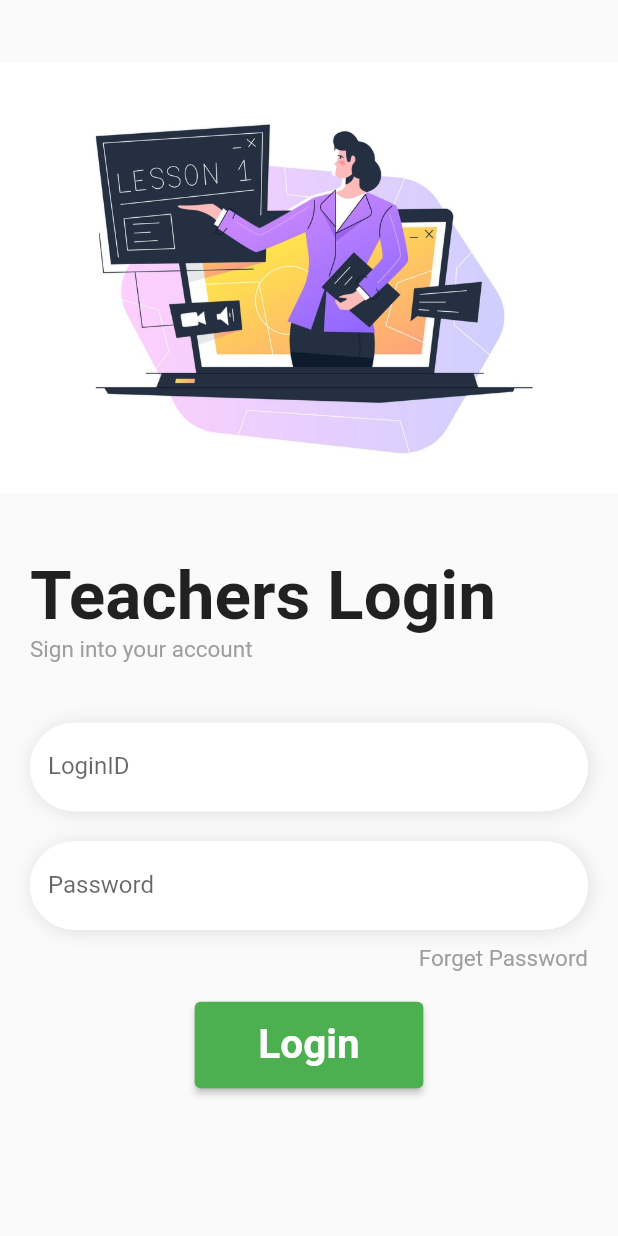
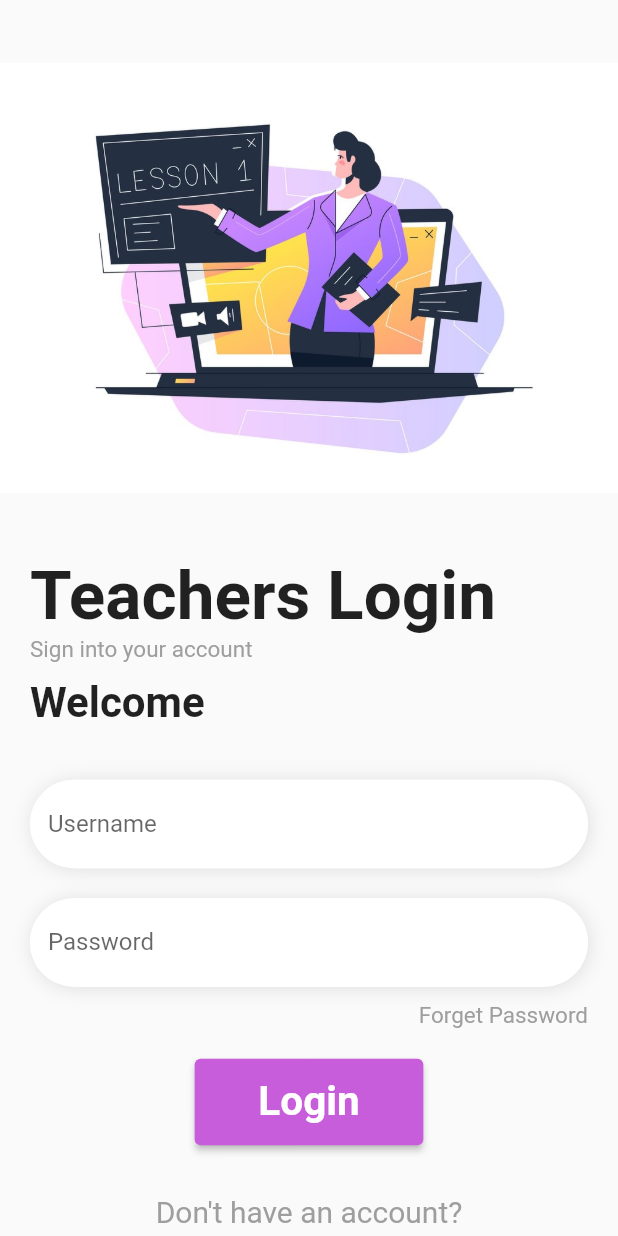
Before and after one commit to KushagraGoel-arad/HIM, a Flutter app: the screen it shows after launch, after a tap on "Login", on a phone screen of 412 x 824 dp. Run offline on Flutter 3.47's test engine with Material 2 defaults, Android fonts, the phone set to English and light mode, and no system bars.

Commit message:
Login pages complete___left for review

```diff
--- a/him/lib/main.dart
+++ b/him/lib/main.dart
@@ -1,6 +1,7 @@
 import 'package:flutter/material.dart';
-import 'package:him/login.dart';
-import 'package:him/teacher_login.dart';
+import 'package:him/pages/student_login.dart';
+import 'package:him/pages/teacher_login.dart';
+import 'package:him/utilities/routes.dart';
 
 void main() {
   runApp(const MyApp());
@@ -18,10 +19,11 @@ class MyApp extends StatelessWidget {
       theme: ThemeData(primarySwatch: Colors.blue),
       // home: LoginPage(),
       // Teacher_LoginPage(),
-      initialRoute: '/',
+      initialRoute: '/student_login',
       routes: {
         '/': (context) => LoginPage(),
-        '/second': (context) => Teacher_LoginPage(),
+        MyRoutes.student_loginRoute: (context) => LoginPage(),
+        MyRoutes.Teacher_loginRoute: (context) => Teacher_LoginPage(),
       },
     );
   }
--- a/him/lib/teacher_login.dart
+++ b/him/lib/pages/student_login.dart
@@ -1,13 +1,32 @@
 import 'package:flutter/material.dart';
+import 'package:him/utilities/routes.dart';
 
-class Teacher_LoginPage extends StatefulWidget {
-  Teacher_LoginPage({Key? key}) : super(key: key);
+class LoginPage extends StatefulWidget {
+  LoginPage({Key? key}) : super(key: key);
 
   @override
-  State<Teacher_LoginPage> createState() => _Teacher_LoginPageState();
+  State<LoginPage> createState() => _LoginPageState();
 }
 
-class _Teacher_LoginPageState extends State<Teacher_LoginPage> {
+class _LoginPageState extends State<LoginPage> {
+  String name = "";
+  bool changeButton = false;
+  final _formKey = GlobalKey<FormState>();
+
+  moveToHome(BuildContext context) async {
+    if (_formKey.currentState!.validate()) {
+      setState(() {
+        changeButton = true;
+      });
+
+      await Future.delayed(Duration(seconds: 1));
+      await Navigator.pushNamed(context, MyRoutes.Teacher_loginRoute);
+      setState(() {
+        changeButton = false;
+      });
+    }
+  }
+
   @override
   Widget build(BuildContext context) {
     double w = MediaQuery.of(context).size.width;
@@ -21,7 +40,7 @@ class _Teacher_LoginPageState extends State<Teacher_LoginPage> {
             height: h * 0.45,
             decoration: BoxDecoration(
                 image: DecorationImage(
-              image: AssetImage('images/teacher_loginImage1.jpg'),
+              image: AssetImage('images/loginImage1.jpeg'),
               //fit: BoxFit.cover
             )),
           ),
@@ -32,7 +51,7 @@ class _Teacher_LoginPageState extends State<Teacher_LoginPage> {
               crossAxisAlignment: CrossAxisAlignment.start,
               children: [
                 Text(
-                  "Teachers Login",
+                  "Student Login",
                   style: TextStyle(fontSize: 45, fontWeight: FontWeight.bold),
                 ),
                 Text(
@@ -43,7 +62,17 @@ class _Teacher_LoginPageState extends State<Teacher_LoginPage> {
                   ),
                 ),
                 SizedBox(
-                  height: 40,
+                  height: 10,
+                ),
+                Text(
+                  "Welcome $name",
+                  style: TextStyle(
+                    fontSize: 28,
+                    fontWeight: FontWeight.bold,
+                  ),
+                ),
+                SizedBox(
+                  height: 35,
                 ),
                 Container(
                   decoration: BoxDecoration(
@@ -56,10 +85,9 @@ class _Teacher_LoginPageState extends State<Teacher_LoginPage> {
                           color: Colors.grey.withOpacity(0.3),
                         )
                       ]),
-                  child: TextField(
-                    obscureText: true,
+                  child: TextFormField(
                     decoration: InputDecoration(
-                      labelText: 'LoginID',
+                      hintText: 'Username',
                       focusedBorder: OutlineInputBorder(
                         borderSide: BorderSide(color: Colors.white, width: 1.0),
                         borderRadius: BorderRadius.circular(30),
@@ -71,6 +99,19 @@ class _Teacher_LoginPageState extends State<Teacher_LoginPage> {
                       border: OutlineInputBorder(
                           borderRadius: BorderRadius.circular(30)),
                     ),
+                    validator: (value) {
+                      if (value!.isEmpty) {
+                        return "Username cannot be empty";
+                      }
+                      return null;
+                    },
+                    onChanged: (value) {
+                      name = value;
+                      setState(() {
+                        //it will change UI
+                        //it will call build method again only in case of stateful widget.
+                      });
+                    },
                   ),
                 ),
                 SizedBox(
@@ -90,7 +131,7 @@ class _Teacher_LoginPageState extends State<Teacher_LoginPage> {
                   child: TextFormField(
                     obscureText: true,
                     decoration: InputDecoration(
-                      labelText: 'Password',
+                      hintText: 'Password',
                       focusedBorder: OutlineInputBorder(
                         borderSide: BorderSide(color: Colors.white, width: 1.0),
                         borderRadius: BorderRadius.circular(30),
@@ -102,6 +143,15 @@ class _Teacher_LoginPageState extends State<Teacher_LoginPage> {
                       border: OutlineInputBorder(
                           borderRadius: BorderRadius.circular(30)),
                     ),
+                    validator: (value) {
+                      if (value!.isEmpty) {
+                        return "Password cannot be empty";
+                      }
+                      if (value.length < 6) {
+                        return "Password length should be atleast 6";
+                      }
+                      return null;
+                    },
                   ),
                 ),
                 SizedBox(
@@ -135,24 +185,27 @@ class _Teacher_LoginPageState extends State<Teacher_LoginPage> {
                 'Login',
               ),
               onPressed: () {
+                Navigator.pushNamed(context, MyRoutes.Teacher_loginRoute);
                 print("Hi User");
               },
               style: ElevatedButton.styleFrom(
-                  primary: Colors.green,
-                  padding: EdgeInsets.only(),
+                  primary: Color.fromARGB(255, 123, 201, 125),
+                  padding:
+                      EdgeInsets.symmetric(vertical: 0.0, horizontal: 32.0),
                   textStyle:
                       TextStyle(fontSize: 27, fontWeight: FontWeight.bold)),
             ),
-            // child: Center(
-            //   child: Text(
-            //         "Sign into your account",
-            //         style: TextStyle(
-            //           fontSize: 15,
-            //           color: Colors.grey[500],
-            //         ),
-            //       ),
-            // ),
           ),
+          SizedBox(
+            height: w * 0.08,
+          ),
+          RichText(
+              text: TextSpan(
+                  text: "Don\'t have an account?",
+                  style: TextStyle(
+                    color: Colors.grey[500],
+                    fontSize: 20,
+                  ))),
         ],
       ),
     ));
--- a/him/lib/login.dart
+++ b/him/lib/pages/teacher_login.dart
@@ -1,13 +1,32 @@
 import 'package:flutter/material.dart';
+import 'package:him/utilities/routes.dart';
 
-class LoginPage extends StatefulWidget {
-  LoginPage({Key? key}) : super(key: key);
+class Teacher_LoginPage extends StatefulWidget {
+  Teacher_LoginPage({Key? key}) : super(key: key);
 
   @override
-  State<LoginPage> createState() => _LoginPageState();
+  State<Teacher_LoginPage> createState() => _Teacher_LoginPageState();
 }
 
-class _LoginPageState extends State<LoginPage> {
+class _Teacher_LoginPageState extends State<Teacher_LoginPage> {
+  String name = "";
+  bool changeButton = false;
+  final _formKey = GlobalKey<FormState>();
+
+  moveToHome(BuildContext context) async {
+    if (_formKey.currentState!.validate()) {
+      setState(() {
+        changeButton = true;
+      });
+
+      await Future.delayed(Duration(seconds: 1));
+      await Navigator.pushNamed(context, MyRoutes.Teacher_loginRoute);
+      setState(() {
+        changeButton = false;
+      });
+    }
+  }
+
   @override
   Widget build(BuildContext context) {
     double w = MediaQuery.of(context).size.width;
@@ -21,7 +40,7 @@ class _LoginPageState extends State<LoginPage> {
             height: h * 0.45,
             decoration: BoxDecoration(
                 image: DecorationImage(
-              image: AssetImage('images/loginImage1.jpeg'),
+              image: AssetImage('images/teacher_loginImage1.jpg'),
               //fit: BoxFit.cover
             )),
           ),
@@ -32,7 +51,7 @@ class _LoginPageState extends State<LoginPage> {
               crossAxisAlignment: CrossAxisAlignment.start,
               children: [
                 Text(
-                  "Student Login",
+                  "Teachers Login",
                   style: TextStyle(fontSize: 45, fontWeight: FontWeight.bold),
                 ),
                 Text(
@@ -43,7 +62,17 @@ class _LoginPageState extends State<LoginPage> {
                   ),
                 ),
                 SizedBox(
-                  height: 40,
+                  height: 10,
+                ),
+                Text(
+                  "Welcome $name",
+                  style: TextStyle(
+                    fontSize: 28,
+                    fontWeight: FontWeight.bold,
+                  ),
+                ),
+                SizedBox(
+                  height: 35,
                 ),
                 Container(
                   decoration: BoxDecoration(
@@ -56,10 +85,9 @@ class _LoginPageState extends State<LoginPage> {
                           color: Colors.grey.withOpacity(0.3),
                         )
                       ]),
-                  child: TextField(
-                    obscureText: true,
+                  child: TextFormField(
                     decoration: InputDecoration(
-                      labelText: 'LoginID',
+                      hintText: 'Username',
                       focusedBorder: OutlineInputBorder(
                         borderSide: BorderSide(color: Colors.white, width: 1.0),
                         borderRadius: BorderRadius.circular(30),
@@ -71,6 +99,19 @@ class _LoginPageState extends State<LoginPage> {
                       border: OutlineInputBorder(
                           borderRadius: BorderRadius.circular(30)),
                     ),
+                    validator: (value) {
+                      if (value!.isEmpty) {
+                        return "Username cannot be empty";
+                      }
+                      return null;
+                    },
+                    onChanged: (value) {
+                      name = value;
+                      setState(() {
+                        //it will change UI
+                        //it will call build method again only in case of stateful widget.
+                      });
+                    },
                   ),
                 ),
                 SizedBox(
@@ -102,6 +143,15 @@ class _LoginPageState extends State<LoginPage> {
                       border: OutlineInputBorder(
                           borderRadius: BorderRadius.circular(30)),
                     ),
+                    validator: (value) {
+                      if (value!.isEmpty) {
+                        return "Password cannot be empty";
+                      }
+                      if (value.length < 6) {
+                        return "Password length should be atleast 6";
+                      }
+                      return null;
+                    },
                   ),
                 ),
                 SizedBox(
@@ -135,25 +185,27 @@ class _LoginPageState extends State<LoginPage> {
                 'Login',
               ),
               onPressed: () {
-                Navigator.pushNamed(context, '/second');
+                // Navigator.pushNamed(context, MyRoutes.student_loginRoute);
                 print("Hi User");
               },
               style: ElevatedButton.styleFrom(
-                  primary: Colors.green,
-                  padding: EdgeInsets.only(),
+                  primary: Color.fromARGB(255, 200, 93, 219),
+                  padding:
+                      EdgeInsets.symmetric(vertical: 0.0, horizontal: 32.0),
                   textStyle:
                       TextStyle(fontSize: 27, fontWeight: FontWeight.bold)),
             ),
-            // child: Center(
-            //   child: Text(
-            //         "Sign into your account",
-            //         style: TextStyle(
-            //           fontSize: 15,
-            //           color: Colors.grey[500],
-            //         ),
-            //       ),
-            // ),
           ),
+          SizedBox(
+            height: w * 0.08,
+          ),
+          RichText(
+              text: TextSpan(
+                  text: "Don\'t have an account?",
+                  style: TextStyle(
+                    color: Colors.grey[500],
+                    fontSize: 20,
+                  )))
         ],
       ),
     ));
--- /dev/null
+++ b/him/lib/utilities/routes.dart
@@ -0,0 +1,4 @@
+class MyRoutes {
+  static String student_loginRoute = "/student_login";
+  static String Teacher_loginRoute = "/teacher_login";
+}
```
Also changed, not shown: him/lib/pages/signUp.dart (added).
